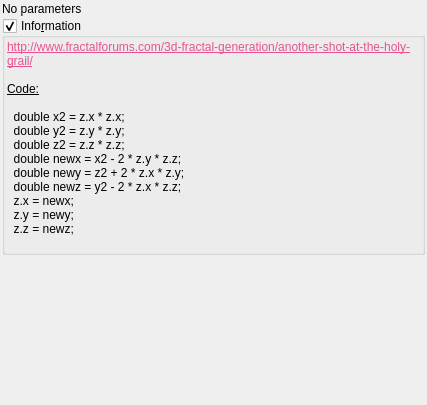
buddhi1980/mandelbulber2, file mandelbulber2/qt_data/fractal_lkmitch.ui: the form before one commit.
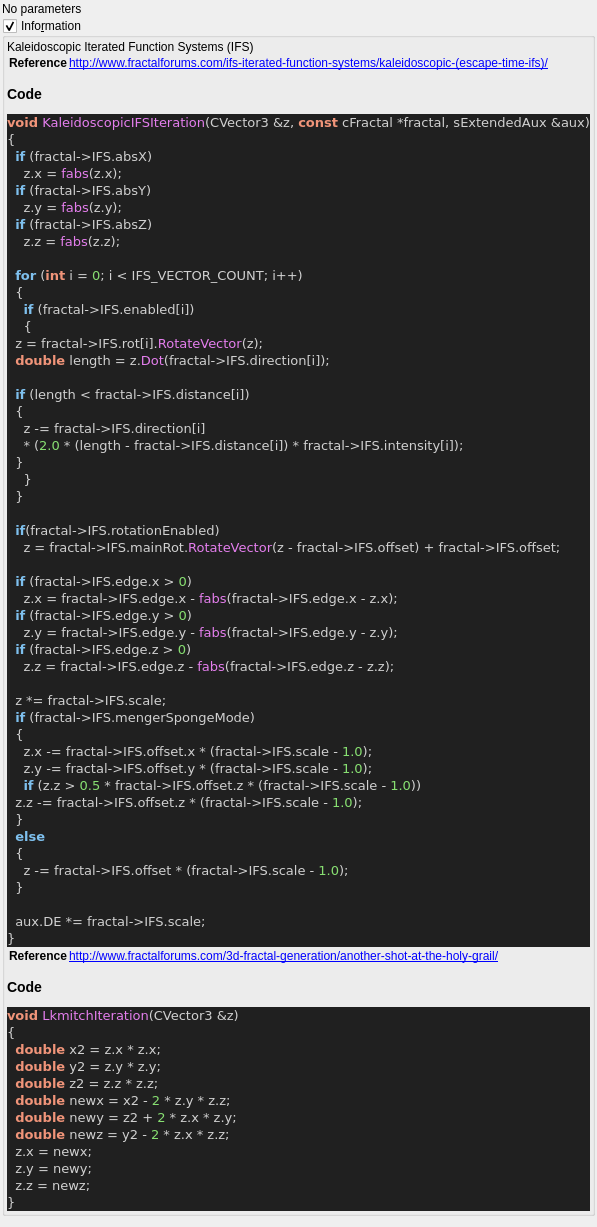
The form after the commit. Custom widgets are drawn as their Qt base class.

The edit to the form file:
```diff
--- a/mandelbulber2/qt_data/fractal_lkmitch.ui
+++ b/mandelbulber2/qt_data/fractal_lkmitch.ui
@@ -63,24 +63,98 @@
       <item>
        <widget class="QLabel" name="label_4">
         <property name="text">
-         <string>&lt;!DOCTYPE HTML PUBLIC &quot;-//W3C//DTD HTML 4.0//EN&quot; &quot;http://www.w3.org/TR/REC-html40/strict.dtd&quot;&gt;
-&lt;html&gt;&lt;head&gt;&lt;meta name=&quot;qrichtext&quot; content=&quot;1&quot; /&gt;&lt;style type=&quot;text/css&quot;&gt;
-p, li { white-space: pre-wrap; }
-&lt;/style&gt;&lt;/head&gt;&lt;body&gt;
-&lt;p style=&quot; margin-top:0px; margin-bottom:0px; margin-left:0px; margin-right:0px; -qt-block-indent:0; text-indent:0px;&quot;&gt;&lt;a href=&quot;http://www.fractalforums.com/3d-fractal-generation/another-shot-at-the-holy-grail/&quot;&gt;&lt;span style=&quot; text-decoration: underline; color:#e85290;&quot;&gt;http://www.fractalforums.com/3d-fractal-generation/another-shot-at-the-holy-grail/&lt;/span&gt;&lt;/a&gt;&lt;/p&gt;
-&lt;p style=&quot;-qt-paragraph-type:empty; margin-top:0px; margin-bottom:0px; margin-left:0px; margin-right:0px; -qt-block-indent:0; text-indent:0px;&quot;&gt;&lt;br /&gt;&lt;/p&gt;
-&lt;p style=&quot; margin-top:0px; margin-bottom:0px; margin-left:0px; margin-right:0px; -qt-block-indent:0; text-indent:0px;&quot;&gt;&lt;span style=&quot; text-decoration: underline;&quot;&gt;Code:&lt;/span&gt;&lt;/p&gt;
-&lt;p style=&quot;-qt-paragraph-type:empty; margin-top:0px; margin-bottom:0px; margin-left:0px; margin-right:0px; -qt-block-indent:0; text-indent:0px; text-decoration: underline;&quot;&gt;&lt;br /&gt;&lt;/p&gt;
-&lt;p style=&quot; margin-top:0px; margin-bottom:0px; margin-left:0px; margin-right:0px; -qt-block-indent:0; text-indent:0px;&quot;&gt;  double x2 = z.x * z.x;&lt;/p&gt;
-&lt;p style=&quot; margin-top:0px; margin-bottom:0px; margin-left:0px; margin-right:0px; -qt-block-indent:0; text-indent:0px;&quot;&gt;  double y2 = z.y * z.y;&lt;/p&gt;
-&lt;p style=&quot; margin-top:0px; margin-bottom:0px; margin-left:0px; margin-right:0px; -qt-block-indent:0; text-indent:0px;&quot;&gt;  double z2 = z.z * z.z;&lt;/p&gt;
-&lt;p style=&quot; margin-top:0px; margin-bottom:0px; margin-left:0px; margin-right:0px; -qt-block-indent:0; text-indent:0px;&quot;&gt;  double newx = x2 - 2 * z.y * z.z;&lt;/p&gt;
-&lt;p style=&quot; margin-top:0px; margin-bottom:0px; margin-left:0px; margin-right:0px; -qt-block-indent:0; text-indent:0px;&quot;&gt;  double newy = z2 + 2 * z.x * z.y;&lt;/p&gt;
-&lt;p style=&quot; margin-top:0px; margin-bottom:0px; margin-left:0px; margin-right:0px; -qt-block-indent:0; text-indent:0px;&quot;&gt;  double newz = y2 - 2 * z.x * z.z;&lt;/p&gt;
-&lt;p style=&quot; margin-top:0px; margin-bottom:0px; margin-left:0px; margin-right:0px; -qt-block-indent:0; text-indent:0px;&quot;&gt;  z.x = newx;&lt;/p&gt;
-&lt;p style=&quot; margin-top:0px; margin-bottom:0px; margin-left:0px; margin-right:0px; -qt-block-indent:0; text-indent:0px;&quot;&gt;  z.y = newy;&lt;/p&gt;
-&lt;p style=&quot; margin-top:0px; margin-bottom:0px; margin-left:0px; margin-right:0px; -qt-block-indent:0; text-indent:0px;&quot;&gt;  z.z = newz;&lt;/p&gt;
-&lt;p style=&quot;-qt-paragraph-type:empty; margin-top:0px; margin-bottom:0px; margin-left:0px; margin-right:0px; -qt-block-indent:0; text-indent:0px;&quot;&gt;&lt;br /&gt;&lt;/p&gt;&lt;/body&gt;&lt;/html&gt;</string>
+         <string>&lt;p&gt;Kaleidoscopic Iterated Function Systems (IFS)&lt;/p&gt;&lt;table&gt;
+&lt;tr&gt;&lt;th&gt;Reference&lt;/th&gt;&lt;td&gt;&lt;a href=&quot;http://www.fractalforums.com/ifs-iterated-function-systems/kaleidoscopic-(escape-time-ifs)/&quot;&gt;http://www.fractalforums.com/ifs-iterated-function-systems/kaleidoscopic-(escape-time-ifs)/&lt;/a&gt;&lt;/td&gt;&lt;/tr&gt;
+&lt;/table&gt;
+&lt;h3&gt;Code&lt;/h3&gt;
+&lt;!DOCTYPE HTML PUBLIC &quot;-//W3C//DTD HTML 4.0 Transitional//EN&quot;&gt;
+&lt;html&gt;
+&lt;head&gt;
+&lt;meta http-equiv=&quot;content-type&quot; content=&quot;text/html; charset=ISO-8859-1&quot;&gt;
+&lt;title&gt;Source file&lt;/title&gt;
+&lt;/head&gt;
+&lt;body style=&quot;background-color:#202020&quot;&gt;
+&lt;pre style=&quot;color:#d0d0d0; background-color:#202020; font-size:10pt; font-family:'Courier New';&quot;&gt;&lt;span style=&quot;color:#f09479; font-weight:bold&quot;&gt;void&lt;/span&gt; &lt;span style=&quot;color:#e47eed&quot;&gt;KaleidoscopicIFSIteration&lt;/span&gt;&lt;span style=&quot;color:#d0d0d0&quot;&gt;(&lt;/span&gt;CVector3 &lt;span style=&quot;color:#d0d0d0&quot;&gt;&amp;amp;&lt;/span&gt;z&lt;span style=&quot;color:#d0d0d0&quot;&gt;,&lt;/span&gt; &lt;span style=&quot;color:#f09479; font-weight:bold&quot;&gt;const&lt;/span&gt; cFractal &lt;span style=&quot;color:#d0d0d0&quot;&gt;*&lt;/span&gt;fractal&lt;span style=&quot;color:#d0d0d0&quot;&gt;,&lt;/span&gt; sExtendedAux &lt;span style=&quot;color:#d0d0d0&quot;&gt;&amp;amp;&lt;/span&gt;aux&lt;span style=&quot;color:#d0d0d0&quot;&gt;)&lt;/span&gt;
+&lt;span style=&quot;color:#d0d0d0&quot;&gt;{&lt;/span&gt;
+  &lt;span style=&quot;color:#7ec0ee; font-weight:bold&quot;&gt;if&lt;/span&gt; &lt;span style=&quot;color:#d0d0d0&quot;&gt;(&lt;/span&gt;fractal&lt;span style=&quot;color:#d0d0d0&quot;&gt;-&amp;gt;&lt;/span&gt;IFS&lt;span style=&quot;color:#d0d0d0&quot;&gt;.&lt;/span&gt;absX&lt;span style=&quot;color:#d0d0d0&quot;&gt;)&lt;/span&gt;
+    z&lt;span style=&quot;color:#d0d0d0&quot;&gt;.&lt;/span&gt;x &lt;span style=&quot;color:#d0d0d0&quot;&gt;=&lt;/span&gt; &lt;span style=&quot;color:#e47eed&quot;&gt;fabs&lt;/span&gt;&lt;span style=&quot;color:#d0d0d0&quot;&gt;(&lt;/span&gt;z&lt;span style=&quot;color:#d0d0d0&quot;&gt;.&lt;/span&gt;x&lt;span style=&quot;color:#d0d0d0&quot;&gt;);&lt;/span&gt;
+  &lt;span style=&quot;color:#7ec0ee; font-weight:bold&quot;&gt;if&lt;/span&gt; &lt;span style=&quot;color:#d0d0d0&quot;&gt;(&lt;/span&gt;fractal&lt;span style=&quot;color:#d0d0d0&quot;&gt;-&amp;gt;&lt;/span&gt;IFS&lt;span style=&quot;color:#d0d0d0&quot;&gt;.&lt;/span&gt;absY&lt;span style=&quot;color:#d0d0d0&quot;&gt;)&lt;/span&gt;
+    z&lt;span style=&quot;color:#d0d0d0&quot;&gt;.&lt;/span&gt;y &lt;span style=&quot;color:#d0d0d0&quot;&gt;=&lt;/span&gt; &lt;span style=&quot;color:#e47eed&quot;&gt;fabs&lt;/span&gt;&lt;span style=&quot;color:#d0d0d0&quot;&gt;(&lt;/span&gt;z&lt;span style=&quot;color:#d0d0d0&quot;&gt;.&lt;/span&gt;y&lt;span style=&quot;color:#d0d0d0&quot;&gt;);&lt;/span&gt;
+  &lt;span style=&quot;color:#7ec0ee; font-weight:bold&quot;&gt;if&lt;/span&gt; &lt;span style=&quot;color:#d0d0d0&quot;&gt;(&lt;/span&gt;fractal&lt;span style=&quot;color:#d0d0d0&quot;&gt;-&amp;gt;&lt;/span&gt;IFS&lt;span style=&quot;color:#d0d0d0&quot;&gt;.&lt;/span&gt;absZ&lt;span style=&quot;color:#d0d0d0&quot;&gt;)&lt;/span&gt;
+    z&lt;span style=&quot;color:#d0d0d0&quot;&gt;.&lt;/span&gt;z &lt;span style=&quot;color:#d0d0d0&quot;&gt;=&lt;/span&gt; &lt;span style=&quot;color:#e47eed&quot;&gt;fabs&lt;/span&gt;&lt;span style=&quot;color:#d0d0d0&quot;&gt;(&lt;/span&gt;z&lt;span style=&quot;color:#d0d0d0&quot;&gt;.&lt;/span&gt;z&lt;span style=&quot;color:#d0d0d0&quot;&gt;);&lt;/span&gt;
+
+  &lt;span style=&quot;color:#7ec0ee; font-weight:bold&quot;&gt;for&lt;/span&gt; &lt;span style=&quot;color:#d0d0d0&quot;&gt;(&lt;/span&gt;&lt;span style=&quot;color:#f09479; font-weight:bold&quot;&gt;int&lt;/span&gt; i &lt;span style=&quot;color:#d0d0d0&quot;&gt;=&lt;/span&gt; &lt;span style=&quot;color:#87df71&quot;&gt;0&lt;/span&gt;&lt;span style=&quot;color:#d0d0d0&quot;&gt;;&lt;/span&gt; i &lt;span style=&quot;color:#d0d0d0&quot;&gt;&amp;lt;&lt;/span&gt; IFS_VECTOR_COUNT&lt;span style=&quot;color:#d0d0d0&quot;&gt;;&lt;/span&gt; i&lt;span style=&quot;color:#d0d0d0&quot;&gt;++)&lt;/span&gt;
+  &lt;span style=&quot;color:#d0d0d0&quot;&gt;{&lt;/span&gt;
+    &lt;span style=&quot;color:#7ec0ee; font-weight:bold&quot;&gt;if&lt;/span&gt; &lt;span style=&quot;color:#d0d0d0&quot;&gt;(&lt;/span&gt;fractal&lt;span style=&quot;color:#d0d0d0&quot;&gt;-&amp;gt;&lt;/span&gt;IFS&lt;span style=&quot;color:#d0d0d0&quot;&gt;.&lt;/span&gt;enabled&lt;span style=&quot;color:#d0d0d0&quot;&gt;[&lt;/span&gt;i&lt;span style=&quot;color:#d0d0d0&quot;&gt;])&lt;/span&gt;
+    &lt;span style=&quot;color:#d0d0d0&quot;&gt;{&lt;/span&gt;
+  z &lt;span style=&quot;color:#d0d0d0&quot;&gt;=&lt;/span&gt; fractal&lt;span style=&quot;color:#d0d0d0&quot;&gt;-&amp;gt;&lt;/span&gt;IFS&lt;span style=&quot;color:#d0d0d0&quot;&gt;.&lt;/span&gt;rot&lt;span style=&quot;color:#d0d0d0&quot;&gt;[&lt;/span&gt;i&lt;span style=&quot;color:#d0d0d0&quot;&gt;].&lt;/span&gt;&lt;span style=&quot;color:#e47eed&quot;&gt;RotateVector&lt;/span&gt;&lt;span style=&quot;color:#d0d0d0&quot;&gt;(&lt;/span&gt;z&lt;span style=&quot;color:#d0d0d0&quot;&gt;);&lt;/span&gt;
+  &lt;span style=&quot;color:#f09479; font-weight:bold&quot;&gt;double&lt;/span&gt; length &lt;span style=&quot;color:#d0d0d0&quot;&gt;=&lt;/span&gt; z&lt;span style=&quot;color:#d0d0d0&quot;&gt;.&lt;/span&gt;&lt;span style=&quot;color:#e47eed&quot;&gt;Dot&lt;/span&gt;&lt;span style=&quot;color:#d0d0d0&quot;&gt;(&lt;/span&gt;fractal&lt;span style=&quot;color:#d0d0d0&quot;&gt;-&amp;gt;&lt;/span&gt;IFS&lt;span style=&quot;color:#d0d0d0&quot;&gt;.&lt;/span&gt;direction&lt;span style=&quot;color:#d0d0d0&quot;&gt;[&lt;/span&gt;i&lt;span style=&quot;color:#d0d0d0&quot;&gt;]);&lt;/span&gt;
+
+  &lt;span style=&quot;color:#7ec0ee; font-weight:bold&quot;&gt;if&lt;/span&gt; &lt;span style=&quot;color:#d0d0d0&quot;&gt;(&lt;/span&gt;length &lt;span style=&quot;color:#d0d0d0&quot;&gt;&amp;lt;&lt;/span&gt; fractal&lt;span style=&quot;color:#d0d0d0&quot;&gt;-&amp;gt;&lt;/span&gt;IFS&lt;span style=&quot;color:#d0d0d0&quot;&gt;.&lt;/span&gt;distance&lt;span style=&quot;color:#d0d0d0&quot;&gt;[&lt;/span&gt;i&lt;span style=&quot;color:#d0d0d0&quot;&gt;])&lt;/span&gt;
+  &lt;span style=&quot;color:#d0d0d0&quot;&gt;{&lt;/span&gt;
+    z &lt;span style=&quot;color:#d0d0d0&quot;&gt;-=&lt;/span&gt; fractal&lt;span style=&quot;color:#d0d0d0&quot;&gt;-&amp;gt;&lt;/span&gt;IFS&lt;span style=&quot;color:#d0d0d0&quot;&gt;.&lt;/span&gt;direction&lt;span style=&quot;color:#d0d0d0&quot;&gt;[&lt;/span&gt;i&lt;span style=&quot;color:#d0d0d0&quot;&gt;]&lt;/span&gt;
+    &lt;span style=&quot;color:#d0d0d0&quot;&gt;* (&lt;/span&gt;&lt;span style=&quot;color:#87df71&quot;&gt;2.0&lt;/span&gt; &lt;span style=&quot;color:#d0d0d0&quot;&gt;* (&lt;/span&gt;length &lt;span style=&quot;color:#d0d0d0&quot;&gt;-&lt;/span&gt; fractal&lt;span style=&quot;color:#d0d0d0&quot;&gt;-&amp;gt;&lt;/span&gt;IFS&lt;span style=&quot;color:#d0d0d0&quot;&gt;.&lt;/span&gt;distance&lt;span style=&quot;color:#d0d0d0&quot;&gt;[&lt;/span&gt;i&lt;span style=&quot;color:#d0d0d0&quot;&gt;]) *&lt;/span&gt; fractal&lt;span style=&quot;color:#d0d0d0&quot;&gt;-&amp;gt;&lt;/span&gt;IFS&lt;span style=&quot;color:#d0d0d0&quot;&gt;.&lt;/span&gt;intensity&lt;span style=&quot;color:#d0d0d0&quot;&gt;[&lt;/span&gt;i&lt;span style=&quot;color:#d0d0d0&quot;&gt;]);&lt;/span&gt;
+  &lt;span style=&quot;color:#d0d0d0&quot;&gt;}&lt;/span&gt;
+    &lt;span style=&quot;color:#d0d0d0&quot;&gt;}&lt;/span&gt;
+  &lt;span style=&quot;color:#d0d0d0&quot;&gt;}&lt;/span&gt;
+
+  &lt;span style=&quot;color:#7ec0ee; font-weight:bold&quot;&gt;if&lt;/span&gt;&lt;span style=&quot;color:#d0d0d0&quot;&gt;(&lt;/span&gt;fractal&lt;span style=&quot;color:#d0d0d0&quot;&gt;-&amp;gt;&lt;/span&gt;IFS&lt;span style=&quot;color:#d0d0d0&quot;&gt;.&lt;/span&gt;rotationEnabled&lt;span style=&quot;color:#d0d0d0&quot;&gt;)&lt;/span&gt;
+    z &lt;span style=&quot;color:#d0d0d0&quot;&gt;=&lt;/span&gt; fractal&lt;span style=&quot;color:#d0d0d0&quot;&gt;-&amp;gt;&lt;/span&gt;IFS&lt;span style=&quot;color:#d0d0d0&quot;&gt;.&lt;/span&gt;mainRot&lt;span style=&quot;color:#d0d0d0&quot;&gt;.&lt;/span&gt;&lt;span style=&quot;color:#e47eed&quot;&gt;RotateVector&lt;/span&gt;&lt;span style=&quot;color:#d0d0d0&quot;&gt;(&lt;/span&gt;z &lt;span style=&quot;color:#d0d0d0&quot;&gt;-&lt;/span&gt; fractal&lt;span style=&quot;color:#d0d0d0&quot;&gt;-&amp;gt;&lt;/span&gt;IFS&lt;span style=&quot;color:#d0d0d0&quot;&gt;.&lt;/span&gt;offset&lt;span style=&quot;color:#d0d0d0&quot;&gt;) +&lt;/span&gt; fractal&lt;span style=&quot;color:#d0d0d0&quot;&gt;-&amp;gt;&lt;/span&gt;IFS&lt;span style=&quot;color:#d0d0d0&quot;&gt;.&lt;/span&gt;offset&lt;span style=&quot;color:#d0d0d0&quot;&gt;;&lt;/span&gt;
+
+  &lt;span style=&quot;color:#7ec0ee; font-weight:bold&quot;&gt;if&lt;/span&gt; &lt;span style=&quot;color:#d0d0d0&quot;&gt;(&lt;/span&gt;fractal&lt;span style=&quot;color:#d0d0d0&quot;&gt;-&amp;gt;&lt;/span&gt;IFS&lt;span style=&quot;color:#d0d0d0&quot;&gt;.&lt;/span&gt;edge&lt;span style=&quot;color:#d0d0d0&quot;&gt;.&lt;/span&gt;x &lt;span style=&quot;color:#d0d0d0&quot;&gt;&amp;gt;&lt;/span&gt; &lt;span style=&quot;color:#87df71&quot;&gt;0&lt;/span&gt;&lt;span style=&quot;color:#d0d0d0&quot;&gt;)&lt;/span&gt;
+    z&lt;span style=&quot;color:#d0d0d0&quot;&gt;.&lt;/span&gt;x &lt;span style=&quot;color:#d0d0d0&quot;&gt;=&lt;/span&gt; fractal&lt;span style=&quot;color:#d0d0d0&quot;&gt;-&amp;gt;&lt;/span&gt;IFS&lt;span style=&quot;color:#d0d0d0&quot;&gt;.&lt;/span&gt;edge&lt;span style=&quot;color:#d0d0d0&quot;&gt;.&lt;/span&gt;x &lt;span style=&quot;color:#d0d0d0&quot;&gt;-&lt;/span&gt; &lt;span style=&quot;color:#e47eed&quot;&gt;fabs&lt;/span&gt;&lt;span style=&quot;color:#d0d0d0&quot;&gt;(&lt;/span&gt;fractal&lt;span style=&quot;color:#d0d0d0&quot;&gt;-&amp;gt;&lt;/span&gt;IFS&lt;span style=&quot;color:#d0d0d0&quot;&gt;.&lt;/span&gt;edge&lt;span style=&quot;color:#d0d0d0&quot;&gt;.&lt;/span&gt;x &lt;span style=&quot;color:#d0d0d0&quot;&gt;-&lt;/span&gt; z&lt;span style=&quot;color:#d0d0d0&quot;&gt;.&lt;/span&gt;x&lt;span style=&quot;color:#d0d0d0&quot;&gt;);&lt;/span&gt;
+  &lt;span style=&quot;color:#7ec0ee; font-weight:bold&quot;&gt;if&lt;/span&gt; &lt;span style=&quot;color:#d0d0d0&quot;&gt;(&lt;/span&gt;fractal&lt;span style=&quot;color:#d0d0d0&quot;&gt;-&amp;gt;&lt;/span&gt;IFS&lt;span style=&quot;color:#d0d0d0&quot;&gt;.&lt;/span&gt;edge&lt;span style=&quot;color:#d0d0d0&quot;&gt;.&lt;/span&gt;y &lt;span style=&quot;color:#d0d0d0&quot;&gt;&amp;gt;&lt;/span&gt; &lt;span style=&quot;color:#87df71&quot;&gt;0&lt;/span&gt;&lt;span style=&quot;color:#d0d0d0&quot;&gt;)&lt;/span&gt;
+    z&lt;span style=&quot;color:#d0d0d0&quot;&gt;.&lt;/span&gt;y &lt;span style=&quot;color:#d0d0d0&quot;&gt;=&lt;/span&gt; fractal&lt;span style=&quot;color:#d0d0d0&quot;&gt;-&amp;gt;&lt;/span&gt;IFS&lt;span style=&quot;color:#d0d0d0&quot;&gt;.&lt;/span&gt;edge&lt;span style=&quot;color:#d0d0d0&quot;&gt;.&lt;/span&gt;y &lt;span style=&quot;color:#d0d0d0&quot;&gt;-&lt;/span&gt; &lt;span style=&quot;color:#e47eed&quot;&gt;fabs&lt;/span&gt;&lt;span style=&quot;color:#d0d0d0&quot;&gt;(&lt;/span&gt;fractal&lt;span style=&quot;color:#d0d0d0&quot;&gt;-&amp;gt;&lt;/span&gt;IFS&lt;span style=&quot;color:#d0d0d0&quot;&gt;.&lt;/span&gt;edge&lt;span style=&quot;color:#d0d0d0&quot;&gt;.&lt;/span&gt;y &lt;span style=&quot;color:#d0d0d0&quot;&gt;-&lt;/span&gt; z&lt;span style=&quot;color:#d0d0d0&quot;&gt;.&lt;/span&gt;y&lt;span style=&quot;color:#d0d0d0&quot;&gt;);&lt;/span&gt;
+  &lt;span style=&quot;color:#7ec0ee; font-weight:bold&quot;&gt;if&lt;/span&gt; &lt;span style=&quot;color:#d0d0d0&quot;&gt;(&lt;/span&gt;fractal&lt;span style=&quot;color:#d0d0d0&quot;&gt;-&amp;gt;&lt;/span&gt;IFS&lt;span style=&quot;color:#d0d0d0&quot;&gt;.&lt;/span&gt;edge&lt;span style=&quot;color:#d0d0d0&quot;&gt;.&lt;/span&gt;z &lt;span style=&quot;color:#d0d0d0&quot;&gt;&amp;gt;&lt;/span&gt; &lt;span style=&quot;color:#87df71&quot;&gt;0&lt;/span&gt;&lt;span style=&quot;color:#d0d0d0&quot;&gt;)&lt;/span&gt;
+    z&lt;span style=&quot;color:#d0d0d0&quot;&gt;.&lt;/span&gt;z &lt;span style=&quot;color:#d0d0d0&quot;&gt;=&lt;/span&gt; fractal&lt;span style=&quot;color:#d0d0d0&quot;&gt;-&amp;gt;&lt;/span&gt;IFS&lt;span style=&quot;color:#d0d0d0&quot;&gt;.&lt;/span&gt;edge&lt;span style=&quot;color:#d0d0d0&quot;&gt;.&lt;/span&gt;z &lt;span style=&quot;color:#d0d0d0&quot;&gt;-&lt;/span&gt; &lt;span style=&quot;color:#e47eed&quot;&gt;fabs&lt;/span&gt;&lt;span style=&quot;color:#d0d0d0&quot;&gt;(&lt;/span&gt;fractal&lt;span style=&quot;color:#d0d0d0&quot;&gt;-&amp;gt;&lt;/span&gt;IFS&lt;span style=&quot;color:#d0d0d0&quot;&gt;.&lt;/span&gt;edge&lt;span style=&quot;color:#d0d0d0&quot;&gt;.&lt;/span&gt;z &lt;span style=&quot;color:#d0d0d0&quot;&gt;-&lt;/span&gt; z&lt;span style=&quot;color:#d0d0d0&quot;&gt;.&lt;/span&gt;z&lt;span style=&quot;color:#d0d0d0&quot;&gt;);&lt;/span&gt;
+
+  z &lt;span style=&quot;color:#d0d0d0&quot;&gt;*=&lt;/span&gt; fractal&lt;span style=&quot;color:#d0d0d0&quot;&gt;-&amp;gt;&lt;/span&gt;IFS&lt;span style=&quot;color:#d0d0d0&quot;&gt;.&lt;/span&gt;scale&lt;span style=&quot;color:#d0d0d0&quot;&gt;;&lt;/span&gt;
+  &lt;span style=&quot;color:#7ec0ee; font-weight:bold&quot;&gt;if&lt;/span&gt; &lt;span style=&quot;color:#d0d0d0&quot;&gt;(&lt;/span&gt;fractal&lt;span style=&quot;color:#d0d0d0&quot;&gt;-&amp;gt;&lt;/span&gt;IFS&lt;span style=&quot;color:#d0d0d0&quot;&gt;.&lt;/span&gt;mengerSpongeMode&lt;span style=&quot;color:#d0d0d0&quot;&gt;)&lt;/span&gt;
+  &lt;span style=&quot;color:#d0d0d0&quot;&gt;{&lt;/span&gt;
+    z&lt;span style=&quot;color:#d0d0d0&quot;&gt;.&lt;/span&gt;x &lt;span style=&quot;color:#d0d0d0&quot;&gt;-=&lt;/span&gt; fractal&lt;span style=&quot;color:#d0d0d0&quot;&gt;-&amp;gt;&lt;/span&gt;IFS&lt;span style=&quot;color:#d0d0d0&quot;&gt;.&lt;/span&gt;offset&lt;span style=&quot;color:#d0d0d0&quot;&gt;.&lt;/span&gt;x &lt;span style=&quot;color:#d0d0d0&quot;&gt;* (&lt;/span&gt;fractal&lt;span style=&quot;color:#d0d0d0&quot;&gt;-&amp;gt;&lt;/span&gt;IFS&lt;span style=&quot;color:#d0d0d0&quot;&gt;.&lt;/span&gt;scale &lt;span style=&quot;color:#d0d0d0&quot;&gt;-&lt;/span&gt; &lt;span style=&quot;color:#87df71&quot;&gt;1.0&lt;/span&gt;&lt;span style=&quot;color:#d0d0d0&quot;&gt;);&lt;/span&gt;
+    z&lt;span style=&quot;color:#d0d0d0&quot;&gt;.&lt;/span&gt;y &lt;span style=&quot;color:#d0d0d0&quot;&gt;-=&lt;/span&gt; fractal&lt;span style=&quot;color:#d0d0d0&quot;&gt;-&amp;gt;&lt;/span&gt;IFS&lt;span style=&quot;color:#d0d0d0&quot;&gt;.&lt;/span&gt;offset&lt;span style=&quot;color:#d0d0d0&quot;&gt;.&lt;/span&gt;y &lt;span style=&quot;color:#d0d0d0&quot;&gt;* (&lt;/span&gt;fractal&lt;span style=&quot;color:#d0d0d0&quot;&gt;-&amp;gt;&lt;/span&gt;IFS&lt;span style=&quot;color:#d0d0d0&quot;&gt;.&lt;/span&gt;scale &lt;span style=&quot;color:#d0d0d0&quot;&gt;-&lt;/span&gt; &lt;span style=&quot;color:#87df71&quot;&gt;1.0&lt;/span&gt;&lt;span style=&quot;color:#d0d0d0&quot;&gt;);&lt;/span&gt;
+    &lt;span style=&quot;color:#7ec0ee; font-weight:bold&quot;&gt;if&lt;/span&gt; &lt;span style=&quot;color:#d0d0d0&quot;&gt;(&lt;/span&gt;z&lt;span style=&quot;color:#d0d0d0&quot;&gt;.&lt;/span&gt;z &lt;span style=&quot;color:#d0d0d0&quot;&gt;&amp;gt;&lt;/span&gt; &lt;span style=&quot;color:#87df71&quot;&gt;0.5&lt;/span&gt; &lt;span style=&quot;color:#d0d0d0&quot;&gt;*&lt;/span&gt; fractal&lt;span style=&quot;color:#d0d0d0&quot;&gt;-&amp;gt;&lt;/span&gt;IFS&lt;span style=&quot;color:#d0d0d0&quot;&gt;.&lt;/span&gt;offset&lt;span style=&quot;color:#d0d0d0&quot;&gt;.&lt;/span&gt;z &lt;span style=&quot;color:#d0d0d0&quot;&gt;* (&lt;/span&gt;fractal&lt;span style=&quot;color:#d0d0d0&quot;&gt;-&amp;gt;&lt;/span&gt;IFS&lt;span style=&quot;color:#d0d0d0&quot;&gt;.&lt;/span&gt;scale &lt;span style=&quot;color:#d0d0d0&quot;&gt;-&lt;/span&gt; &lt;span style=&quot;color:#87df71&quot;&gt;1.0&lt;/span&gt;&lt;span style=&quot;color:#d0d0d0&quot;&gt;))&lt;/span&gt;
+  z&lt;span style=&quot;color:#d0d0d0&quot;&gt;.&lt;/span&gt;z &lt;span style=&quot;color:#d0d0d0&quot;&gt;-=&lt;/span&gt; fractal&lt;span style=&quot;color:#d0d0d0&quot;&gt;-&amp;gt;&lt;/span&gt;IFS&lt;span style=&quot;color:#d0d0d0&quot;&gt;.&lt;/span&gt;offset&lt;span style=&quot;color:#d0d0d0&quot;&gt;.&lt;/span&gt;z &lt;span style=&quot;color:#d0d0d0&quot;&gt;* (&lt;/span&gt;fractal&lt;span style=&quot;color:#d0d0d0&quot;&gt;-&amp;gt;&lt;/span&gt;IFS&lt;span style=&quot;color:#d0d0d0&quot;&gt;.&lt;/span&gt;scale &lt;span style=&quot;color:#d0d0d0&quot;&gt;-&lt;/span&gt; &lt;span style=&quot;color:#87df71&quot;&gt;1.0&lt;/span&gt;&lt;span style=&quot;color:#d0d0d0&quot;&gt;);&lt;/span&gt;
+  &lt;span style=&quot;color:#d0d0d0&quot;&gt;}&lt;/span&gt;
+  &lt;span style=&quot;color:#7ec0ee; font-weight:bold&quot;&gt;else&lt;/span&gt;
+  &lt;span style=&quot;color:#d0d0d0&quot;&gt;{&lt;/span&gt;
+    z &lt;span style=&quot;color:#d0d0d0&quot;&gt;-=&lt;/span&gt; fractal&lt;span style=&quot;color:#d0d0d0&quot;&gt;-&amp;gt;&lt;/span&gt;IFS&lt;span style=&quot;color:#d0d0d0&quot;&gt;.&lt;/span&gt;offset &lt;span style=&quot;color:#d0d0d0&quot;&gt;* (&lt;/span&gt;fractal&lt;span style=&quot;color:#d0d0d0&quot;&gt;-&amp;gt;&lt;/span&gt;IFS&lt;span style=&quot;color:#d0d0d0&quot;&gt;.&lt;/span&gt;scale &lt;span style=&quot;color:#d0d0d0&quot;&gt;-&lt;/span&gt; &lt;span style=&quot;color:#87df71&quot;&gt;1.0&lt;/span&gt;&lt;span style=&quot;color:#d0d0d0&quot;&gt;);&lt;/span&gt;
+  &lt;span style=&quot;color:#d0d0d0&quot;&gt;}&lt;/span&gt;
+
+  aux&lt;span style=&quot;color:#d0d0d0&quot;&gt;.&lt;/span&gt;DE &lt;span style=&quot;color:#d0d0d0&quot;&gt;*=&lt;/span&gt; fractal&lt;span style=&quot;color:#d0d0d0&quot;&gt;-&amp;gt;&lt;/span&gt;IFS&lt;span style=&quot;color:#d0d0d0&quot;&gt;.&lt;/span&gt;scale&lt;span style=&quot;color:#d0d0d0&quot;&gt;;&lt;/span&gt;
+&lt;span style=&quot;color:#d0d0d0&quot;&gt;}&lt;/span&gt;
+&lt;/pre&gt;
+&lt;/body&gt;
+&lt;/html&gt;
+&lt;!--HTML generated by highlight 3.9, http://www.andre-simon.de/--&gt;
+&lt;table&gt;
+&lt;tr&gt;&lt;th&gt;Reference&lt;/th&gt;&lt;td&gt;&lt;a href=&quot;http://www.fractalforums.com/3d-fractal-generation/another-shot-at-the-holy-grail/&quot;&gt;http://www.fractalforums.com/3d-fractal-generation/another-shot-at-the-holy-grail/&lt;/a&gt;&lt;/td&gt;&lt;/tr&gt;
+&lt;/table&gt;
+&lt;h3&gt;Code&lt;/h3&gt;
+&lt;!DOCTYPE HTML PUBLIC &quot;-//W3C//DTD HTML 4.0 Transitional//EN&quot;&gt;
+&lt;html&gt;
+&lt;head&gt;
+&lt;meta http-equiv=&quot;content-type&quot; content=&quot;text/html; charset=ISO-8859-1&quot;&gt;
+&lt;title&gt;Source file&lt;/title&gt;
+&lt;/head&gt;
+&lt;body style=&quot;background-color:#202020&quot;&gt;
+&lt;pre style=&quot;color:#d0d0d0; background-color:#202020; font-size:10pt; font-family:'Courier New';&quot;&gt;&lt;span style=&quot;color:#f09479; font-weight:bold&quot;&gt;void&lt;/span&gt; &lt;span style=&quot;color:#e47eed&quot;&gt;LkmitchIteration&lt;/span&gt;&lt;span style=&quot;color:#d0d0d0&quot;&gt;(&lt;/span&gt;CVector3 &lt;span style=&quot;color:#d0d0d0&quot;&gt;&amp;amp;&lt;/span&gt;z&lt;span style=&quot;color:#d0d0d0&quot;&gt;)&lt;/span&gt;
+&lt;span style=&quot;color:#d0d0d0&quot;&gt;{&lt;/span&gt;
+  &lt;span style=&quot;color:#f09479; font-weight:bold&quot;&gt;double&lt;/span&gt; x2 &lt;span style=&quot;color:#d0d0d0&quot;&gt;=&lt;/span&gt; z&lt;span style=&quot;color:#d0d0d0&quot;&gt;.&lt;/span&gt;x &lt;span style=&quot;color:#d0d0d0&quot;&gt;*&lt;/span&gt; z&lt;span style=&quot;color:#d0d0d0&quot;&gt;.&lt;/span&gt;x&lt;span style=&quot;color:#d0d0d0&quot;&gt;;&lt;/span&gt;
+  &lt;span style=&quot;color:#f09479; font-weight:bold&quot;&gt;double&lt;/span&gt; y2 &lt;span style=&quot;color:#d0d0d0&quot;&gt;=&lt;/span&gt; z&lt;span style=&quot;color:#d0d0d0&quot;&gt;.&lt;/span&gt;y &lt;span style=&quot;color:#d0d0d0&quot;&gt;*&lt;/span&gt; z&lt;span style=&quot;color:#d0d0d0&quot;&gt;.&lt;/span&gt;y&lt;span style=&quot;color:#d0d0d0&quot;&gt;;&lt;/span&gt;
+  &lt;span style=&quot;color:#f09479; font-weight:bold&quot;&gt;double&lt;/span&gt; z2 &lt;span style=&quot;color:#d0d0d0&quot;&gt;=&lt;/span&gt; z&lt;span style=&quot;color:#d0d0d0&quot;&gt;.&lt;/span&gt;z &lt;span style=&quot;color:#d0d0d0&quot;&gt;*&lt;/span&gt; z&lt;span style=&quot;color:#d0d0d0&quot;&gt;.&lt;/span&gt;z&lt;span style=&quot;color:#d0d0d0&quot;&gt;;&lt;/span&gt;
+  &lt;span style=&quot;color:#f09479; font-weight:bold&quot;&gt;double&lt;/span&gt; newx &lt;span style=&quot;color:#d0d0d0&quot;&gt;=&lt;/span&gt; x2 &lt;span style=&quot;color:#d0d0d0&quot;&gt;-&lt;/span&gt; &lt;span style=&quot;color:#87df71&quot;&gt;2&lt;/span&gt; &lt;span style=&quot;color:#d0d0d0&quot;&gt;*&lt;/span&gt; z&lt;span style=&quot;color:#d0d0d0&quot;&gt;.&lt;/span&gt;y &lt;span style=&quot;color:#d0d0d0&quot;&gt;*&lt;/span&gt; z&lt;span style=&quot;color:#d0d0d0&quot;&gt;.&lt;/span&gt;z&lt;span style=&quot;color:#d0d0d0&quot;&gt;;&lt;/span&gt;
+  &lt;span style=&quot;color:#f09479; font-weight:bold&quot;&gt;double&lt;/span&gt; newy &lt;span style=&quot;color:#d0d0d0&quot;&gt;=&lt;/span&gt; z2 &lt;span style=&quot;color:#d0d0d0&quot;&gt;+&lt;/span&gt; &lt;span style=&quot;color:#87df71&quot;&gt;2&lt;/span&gt; &lt;span style=&quot;color:#d0d0d0&quot;&gt;*&lt;/span&gt; z&lt;span style=&quot;color:#d0d0d0&quot;&gt;.&lt;/span&gt;x &lt;span style=&quot;color:#d0d0d0&quot;&gt;*&lt;/span&gt; z&lt;span style=&quot;color:#d0d0d0&quot;&gt;.&lt;/span&gt;y&lt;span style=&quot;color:#d0d0d0&quot;&gt;;&lt;/span&gt;
+  &lt;span style=&quot;color:#f09479; font-weight:bold&quot;&gt;double&lt;/span&gt; newz &lt;span style=&quot;color:#d0d0d0&quot;&gt;=&lt;/span&gt; y2 &lt;span style=&quot;color:#d0d0d0&quot;&gt;-&lt;/span&gt; &lt;span style=&quot;color:#87df71&quot;&gt;2&lt;/span&gt; &lt;span style=&quot;color:#d0d0d0&quot;&gt;*&lt;/span&gt; z&lt;span style=&quot;color:#d0d0d0&quot;&gt;.&lt;/span&gt;x &lt;span style=&quot;color:#d0d0d0&quot;&gt;*&lt;/span&gt; z&lt;span style=&quot;color:#d0d0d0&quot;&gt;.&lt;/span&gt;z&lt;span style=&quot;color:#d0d0d0&quot;&gt;;&lt;/span&gt;
+  z&lt;span style=&quot;color:#d0d0d0&quot;&gt;.&lt;/span&gt;x &lt;span style=&quot;color:#d0d0d0&quot;&gt;=&lt;/span&gt; newx&lt;span style=&quot;color:#d0d0d0&quot;&gt;;&lt;/span&gt;
+  z&lt;span style=&quot;color:#d0d0d0&quot;&gt;.&lt;/span&gt;y &lt;span style=&quot;color:#d0d0d0&quot;&gt;=&lt;/span&gt; newy&lt;span style=&quot;color:#d0d0d0&quot;&gt;;&lt;/span&gt;
+  z&lt;span style=&quot;color:#d0d0d0&quot;&gt;.&lt;/span&gt;z &lt;span style=&quot;color:#d0d0d0&quot;&gt;=&lt;/span&gt; newz&lt;span style=&quot;color:#d0d0d0&quot;&gt;;&lt;/span&gt;
+&lt;span style=&quot;color:#d0d0d0&quot;&gt;}&lt;/span&gt;
+&lt;/pre&gt;
+&lt;/body&gt;
+&lt;/html&gt;
+&lt;!--HTML generated by highlight 3.9, http://www.andre-simon.de/--&gt;
+</string>
         </property>
         <property name="wordWrap">
          <bool>true</bool>
```
Left out of the diff: 2 changed lines with no effect on the pictures.
